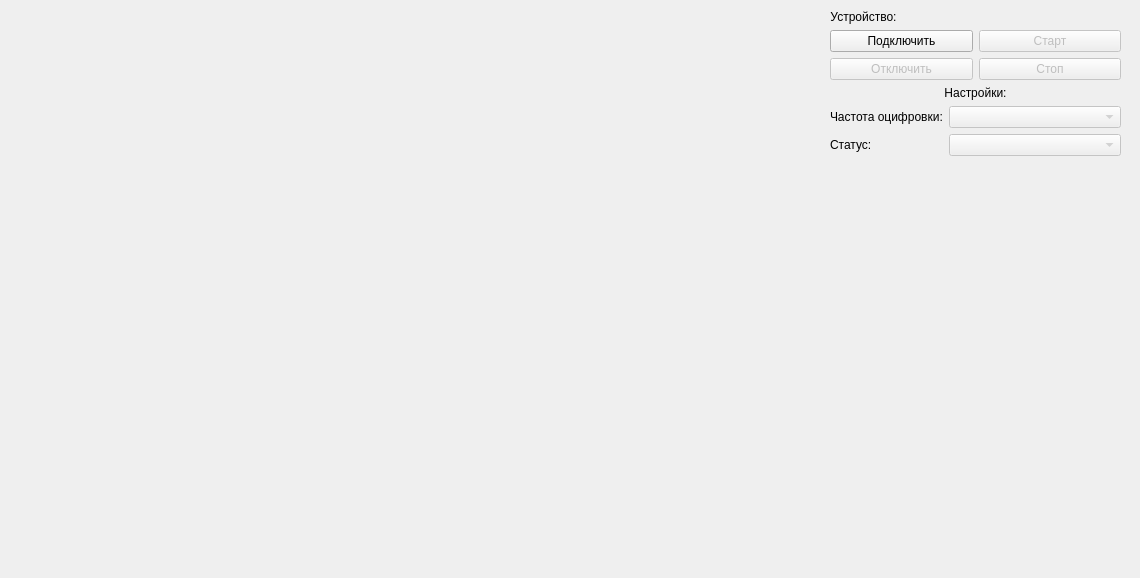
Old version of the form resources/v1/dlg_inrat_controller.ui in the repository mcsltd/mcs-inRat-planner.
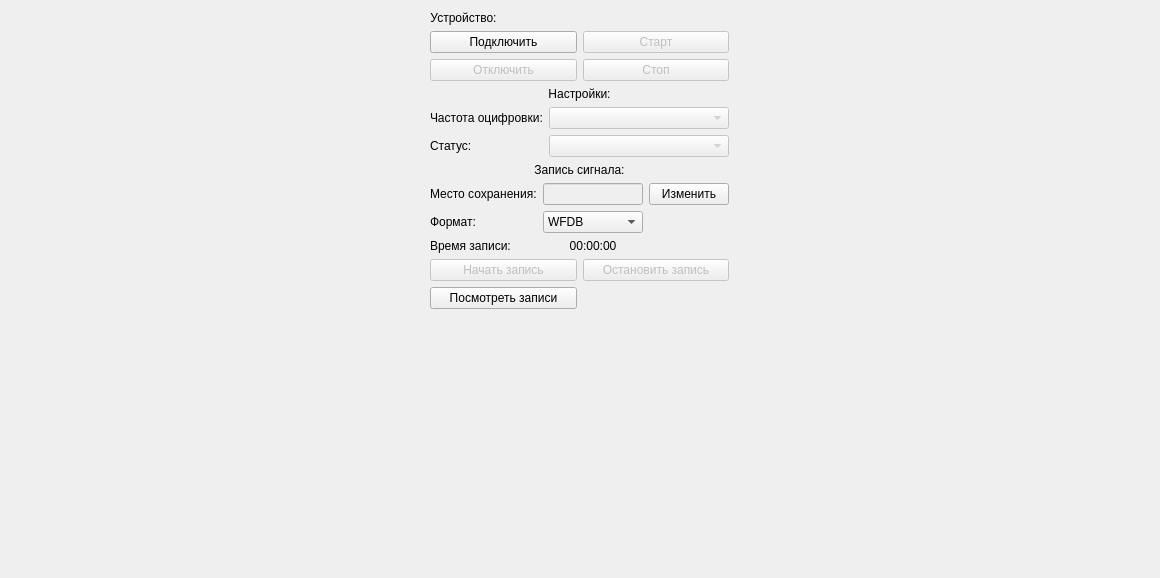
New version of the form.

Commit message: add ui for storage signal by inrat

```diff
--- a/resources/v1/dlg_inrat_controller.ui
+++ b/resources/v1/dlg_inrat_controller.ui
@@ -6,22 +6,18 @@
    <rect>
     <x>0</x>
     <y>0</y>
-    <width>1140</width>
+    <width>1160</width>
     <height>578</height>
    </rect>
   </property>
   <property name="windowTitle">
    <string>Dialog</string>
   </property>
-  <widget class="QWidget" name="verticalLayoutWidget">
-   <property name="geometry">
-    <rect>
-     <x>830</x>
-     <y>10</y>
-     <width>291</width>
-     <height>551</height>
-    </rect>
-   </property>
+  <layout class="QGridLayout" name="gridLayout">
+   <item row="0" column="0">
+    <layout class="QVBoxLayout" name="verticalLayoutPlot"/>
+   </item>
+   <item row="0" column="1">
    <layout class="QVBoxLayout" name="verticalLayout">
     <item>
      <layout class="QFormLayout" name="formLayoutInfo">
@@ -151,6 +147,205 @@
       </item>
      </layout>
     </item>
+     <item>
+      <widget class="QLabel" name="labelStorage">
+       <property name="text">
+        <string>Запись сигнала:</string>
+       </property>
+       <property name="alignment">
+        <set>Qt::AlignmentFlag::AlignCenter</set>
+       </property>
+      </widget>
+     </item>
+     <item>
+      <layout class="QGridLayout" name="gridLayout_7">
+       <item row="1" column="1">
+        <widget class="QLineEdit" name="lineEditSave">
+         <property name="enabled">
+          <bool>false</bool>
+         </property>
+         <property name="sizePolicy">
+          <sizepolicy hsizetype="Minimum" vsizetype="Minimum">
+           <horstretch>0</horstretch>
+           <verstretch>0</verstretch>
+          </sizepolicy>
+         </property>
+         <property name="maximumSize">
+          <size>
+           <width>100</width>
+           <height>16777215</height>
+          </size>
+         </property>
+         <property name="font">
+          <font>
+           <pointsize>9</pointsize>
+          </font>
+         </property>
+        </widget>
+       </item>
+       <item row="3" column="0">
+        <widget class="QLabel" name="labelRT">
+         <property name="font">
+          <font>
+           <pointsize>9</pointsize>
+          </font>
+         </property>
+         <property name="text">
+          <string>Время записи:</string>
+         </property>
+         <property name="alignment">
+          <set>Qt::AlignmentFlag::AlignLeading|Qt::AlignmentFlag::AlignLeft|Qt::AlignmentFlag::AlignVCenter</set>
+         </property>
+        </widget>
+       </item>
+       <item row="1" column="2">
+        <widget class="QPushButton" name="pushButtonSelectDirSave">
+         <property name="enabled">
+          <bool>true</bool>
+         </property>
+         <property name="sizePolicy">
+          <sizepolicy hsizetype="Maximum" vsizetype="Maximum">
+           <horstretch>0</horstretch>
+           <verstretch>0</verstretch>
+          </sizepolicy>
+         </property>
+         <property name="minimumSize">
+          <size>
+           <width>80</width>
+           <height>0</height>
+          </size>
+         </property>
+         <property name="font">
+          <font>
+           <pointsize>9</pointsize>
+          </font>
+         </property>
+         <property name="text">
+          <string>Изменить</string>
+         </property>
+        </widget>
+       </item>
+       <item row="2" column="1">
+        <widget class="QComboBox" name="comboBoxFormat">
+         <property name="enabled">
+          <bool>true</bool>
+         </property>
+         <property name="sizePolicy">
+          <sizepolicy hsizetype="Minimum" vsizetype="Fixed">
+           <horstretch>0</horstretch>
+           <verstretch>0</verstretch>
+          </sizepolicy>
+         </property>
+         <property name="maximumSize">
+          <size>
+           <width>100</width>
+           <height>16777215</height>
+          </size>
+         </property>
+         <property name="font">
+          <font>
+           <pointsize>9</pointsize>
+          </font>
+         </property>
+         <property name="sizeAdjustPolicy">
+          <enum>QComboBox::SizeAdjustPolicy::AdjustToContentsOnFirstShow</enum>
+         </property>
+         <item>
+          <property name="text">
+           <string>WFDB</string>
+          </property>
+         </item>
+         <item>
+          <property name="text">
+           <string>EDF</string>
+          </property>
+         </item>
+        </widget>
+       </item>
+       <item row="1" column="0">
+        <widget class="QLabel" name="labelDirSave">
+         <property name="font">
+          <font>
+           <pointsize>9</pointsize>
+          </font>
+         </property>
+         <property name="text">
+          <string>Место сохранения:</string>
+         </property>
+         <property name="alignment">
+          <set>Qt::AlignmentFlag::AlignLeading|Qt::AlignmentFlag::AlignLeft|Qt::AlignmentFlag::AlignVCenter</set>
+         </property>
+        </widget>
+       </item>
+       <item row="3" column="1">
+        <widget class="QLabel" name="labelRTvalue">
+         <property name="font">
+          <font>
+           <pointsize>9</pointsize>
+          </font>
+         </property>
+         <property name="text">
+          <string>00:00:00</string>
+         </property>
+         <property name="alignment">
+          <set>Qt::AlignmentFlag::AlignCenter</set>
+         </property>
+        </widget>
+       </item>
+       <item row="2" column="0">
+        <widget class="QLabel" name="labelFormat">
+         <property name="font">
+          <font>
+           <pointsize>9</pointsize>
+          </font>
+         </property>
+         <property name="text">
+          <string>Формат:</string>
+         </property>
+         <property name="alignment">
+          <set>Qt::AlignmentFlag::AlignLeading|Qt::AlignmentFlag::AlignLeft|Qt::AlignmentFlag::AlignVCenter</set>
+         </property>
+        </widget>
+       </item>
+      </layout>
+     </item>
+     <item>
+      <layout class="QHBoxLayout" name="horizontalLayoutRecording">
+       <item>
+        <widget class="QPushButton" name="pushButtonStartRecording">
+         <property name="enabled">
+          <bool>false</bool>
+         </property>
+         <property name="text">
+          <string>Начать запись</string>
+         </property>
+        </widget>
+       </item>
+       <item>
+        <widget class="QPushButton" name="pushButtonStopRecording">
+         <property name="enabled">
+          <bool>false</bool>
+         </property>
+         <property name="text">
+          <string>Остановить запись</string>
+         </property>
+        </widget>
+       </item>
+      </layout>
+     </item>
+     <item>
+      <widget class="QPushButton" name="pushButtonShowRecords">
+       <property name="maximumSize">
+        <size>
+         <width>147</width>
+         <height>16777215</height>
+        </size>
+       </property>
+       <property name="text">
+        <string>Посмотреть записи</string>
+       </property>
+      </widget>
+     </item>
     <item>
      <spacer name="verticalSpacer">
       <property name="orientation">
@@ -165,18 +360,8 @@
      </spacer>
     </item>
    </layout>
-  </widget>
-  <widget class="QWidget" name="verticalLayoutWidget_2">
-   <property name="geometry">
-    <rect>
-     <x>10</x>
-     <y>10</y>
-     <width>811</width>
-     <height>551</height>
-    </rect>
-   </property>
-   <layout class="QVBoxLayout" name="verticalLayoutPlot"/>
-  </widget>
+   </item>
+  </layout>
  </widget>
  <resources/>
  <connections/>
```
Lines whose indentation alone changed are shown as unchanged. The commit also changes 6 other files.
